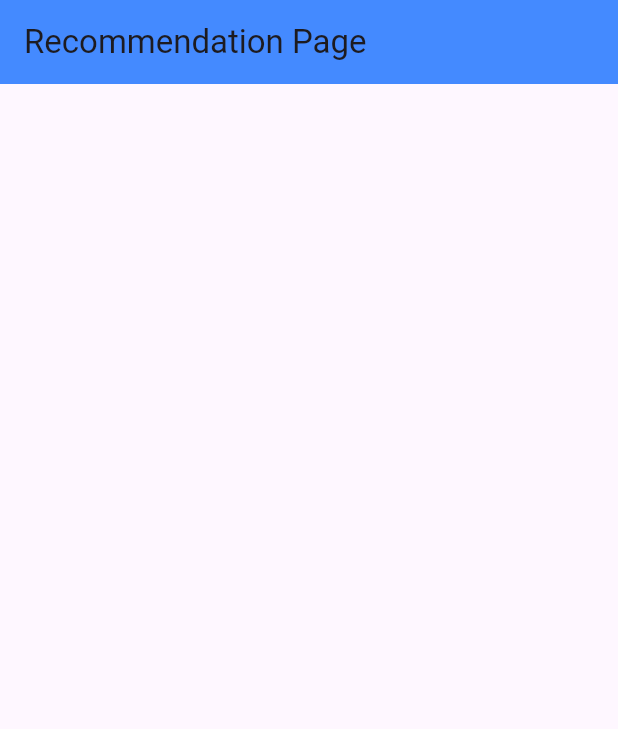
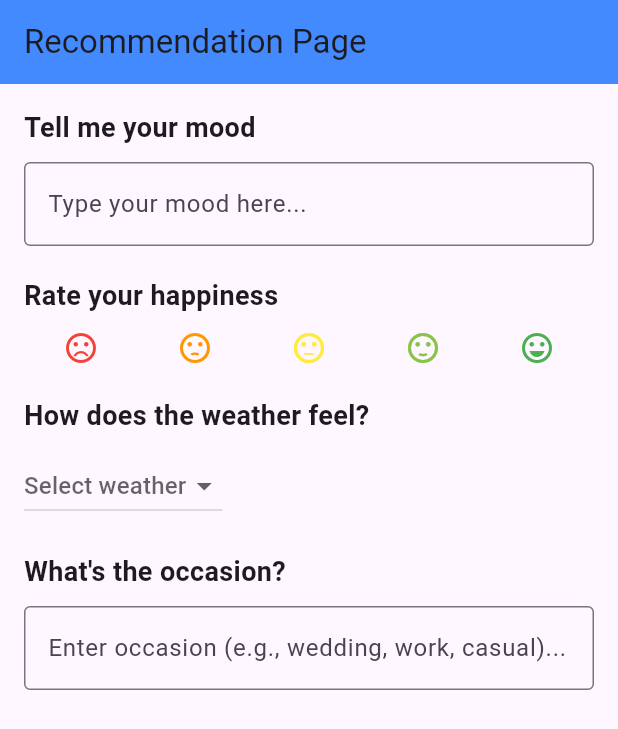
Before and after one commit to iffysravioli/beautybuddy, a Flutter app: the screen it shows after launch, on a phone screen of 412 x 824 dp. Shown: the top 729 px of the screen. Run offline on Flutter 3.47's test engine with Material 3 defaults, Android fonts, the light colour scheme and no system bars.

Commit message:
added text fields for rec page

```diff
--- a/beautybuddy_app/lib/recommendation_page.dart
+++ b/beautybuddy_app/lib/recommendation_page.dart
@@ -8,7 +8,80 @@ class RecommendationPage extends StatelessWidget {
         title: Text('Recommendation Page'),
         backgroundColor: Colors.blueAccent,
       ),
+      body: Padding(
+        padding: const EdgeInsets.all(16.0),
+        child: SingleChildScrollView(
+          child: Column(
+            crossAxisAlignment: CrossAxisAlignment.start,
+            children: [
+              // Mood Input Field
+              Text(
+                "Tell me your mood",
+                style: TextStyle(fontSize: 18, fontWeight: FontWeight.bold),
+              ),
+              SizedBox(height: 10),
+              TextField(
+                decoration: InputDecoration(
+                  hintText: "Type your mood here...",
+                  border: OutlineInputBorder(),
+                ),
+              ),
+              SizedBox(height: 20),
 
+              // Happiness Ranking
+              Text(
+                "Rate your happiness",
+                style: TextStyle(fontSize: 18, fontWeight: FontWeight.bold),
+              ),
+              SizedBox(height: 10),
+              Row(
+                mainAxisAlignment: MainAxisAlignment.spaceAround,
+                children: [
+                  Icon(Icons.sentiment_very_dissatisfied, color: Colors.red),
+                  Icon(Icons.sentiment_dissatisfied, color: Colors.orange),
+                  Icon(Icons.sentiment_neutral, color: Colors.yellow),
+                  Icon(Icons.sentiment_satisfied, color: Colors.lightGreen),
+                  Icon(Icons.sentiment_very_satisfied, color: Colors.green),
+                ],
+              ),
+              SizedBox(height: 20),
+
+              // Weather Ranking
+              Text(
+                "How does the weather feel?",
+                style: TextStyle(fontSize: 18, fontWeight: FontWeight.bold),
+              ),
+              SizedBox(height: 10),
+              DropdownButton<String>(
+                hint: Text("Select weather"),
+                items: ["Sunny", "Rainy", "Cloudy", "Snowy", "Windy"]
+                    .map((weather) => DropdownMenuItem(
+                  child: Text(weather),
+                  value: weather,
+                ))
+                    .toList(),
+                onChanged: (value) {
+                  print("Selected weather: $value");
+                },
+              ),
+              SizedBox(height: 20),
+
+              // Occasion Input
+              Text(
+                "What's the occasion?",
+                style: TextStyle(fontSize: 18, fontWeight: FontWeight.bold),
+              ),
+              SizedBox(height: 10),
+              TextField(
+                decoration: InputDecoration(
+                  hintText: "Enter occasion (e.g., wedding, work, casual)...",
+                  border: OutlineInputBorder(),
+                ),
+              ),
+            ],
+          ),
+        ),
+      ),
     );
   }
 }
```
